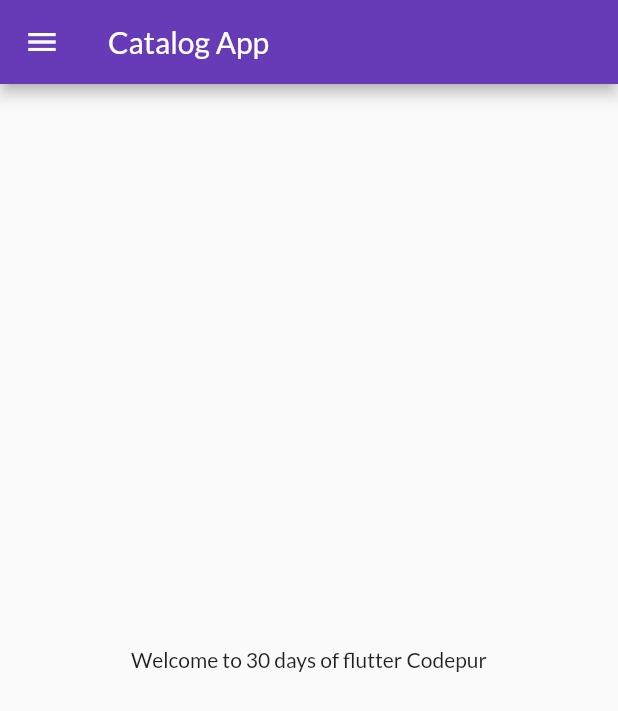
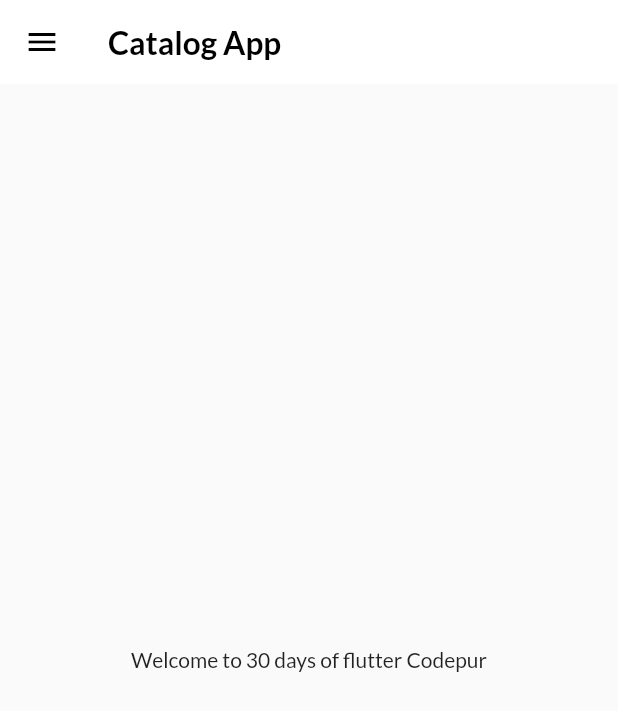
Before and after one commit to Vikrant-Vasu/Catalog-App, a Flutter app: the screen it shows after launch, on a phone screen of 412 x 824 dp. Shown: the top 711 px of the screen. Run offline on Flutter 3.47's test engine with Material 2 defaults, Android fonts, the phone set to English and light mode, and no system bars; our stand-ins replace google_fonts; missing offline and left inert: dart:ffi.

Commit message:
themes extracted

```diff
--- a/lib/main.dart
+++ b/lib/main.dart
@@ -2,6 +2,7 @@ import 'package:flutter/material.dart';
 import 'package:flutter_catalog/pages/home_page.dart';
 import 'package:flutter_catalog/pages/login_page.dart';
 import 'package:flutter_catalog/utils/routes.dart';
+import 'package:flutter_catalog/widgets/themes.dart';
 import 'package:google_fonts/google_fonts.dart';
 
 void main() {
@@ -16,14 +17,9 @@ class MyApp extends StatelessWidget {
   Widget build(BuildContext context) {
     return MaterialApp(
       themeMode: ThemeMode.light,
-      theme: ThemeData(
-        primarySwatch: Colors.deepPurple,
-        fontFamily: GoogleFonts.lato().fontFamily ,
-      ),
-       debugShowCheckedModeBanner: false,
-      darkTheme: ThemeData(
-        brightness: Brightness.dark,
-      ),
+    theme: MyTheme.lightTheme(context),
+      darkTheme:  MyTheme.darkTheme(context),
+      debugShowCheckedModeBanner: false,
       initialRoute: MyRoutes.homeRoute,
       routes: {
         "/": (context) => LoginPage(),
--- a/lib/pages/home_page.dart
+++ b/lib/pages/home_page.dart
@@ -5,15 +5,15 @@ import '../widgets/drawer.dart';
 class HomePage extends StatelessWidget {
   const HomePage({Key? key}) : super(key: key);
    final  int days = 30;
-
-    final String name = "Codepur";
+   final String name = "Codepur";
 
   @override
   Widget build(BuildContext context) {
 
     return Scaffold(
       appBar: AppBar(
-        title: const Text("Catalog App"),
+
+        title: Text("Catalog App"),
       ),
       body: Center(
         child: Text("Welcome to $days days of flutter $name"),
--- /dev/null
+++ b/lib/widgets/themes.dart
@@ -0,0 +1,20 @@
+import 'package:flutter/material.dart';
+import 'package:google_fonts/google_fonts.dart';
+
+class MyTheme {
+  static ThemeData lightTheme(BuildContext context) => ThemeData(
+      primarySwatch: Colors.deepPurple,
+      fontFamily: GoogleFonts.lato().fontFamily,
+      appBarTheme: AppBarTheme(
+        color: Colors.white,
+        elevation: 0.0,
+        iconTheme: IconThemeData(color: Colors.black),
+        titleTextStyle: TextStyle(
+            color: Colors.black,
+            fontSize: 21,
+            fontWeight: FontWeight.bold,
+            fontFamily: GoogleFonts.lato().fontFamily),
+      ));
+        static ThemeData darkTheme(BuildContext context) => ThemeData(
+      brightness: Brightness.dark );
+}
```
